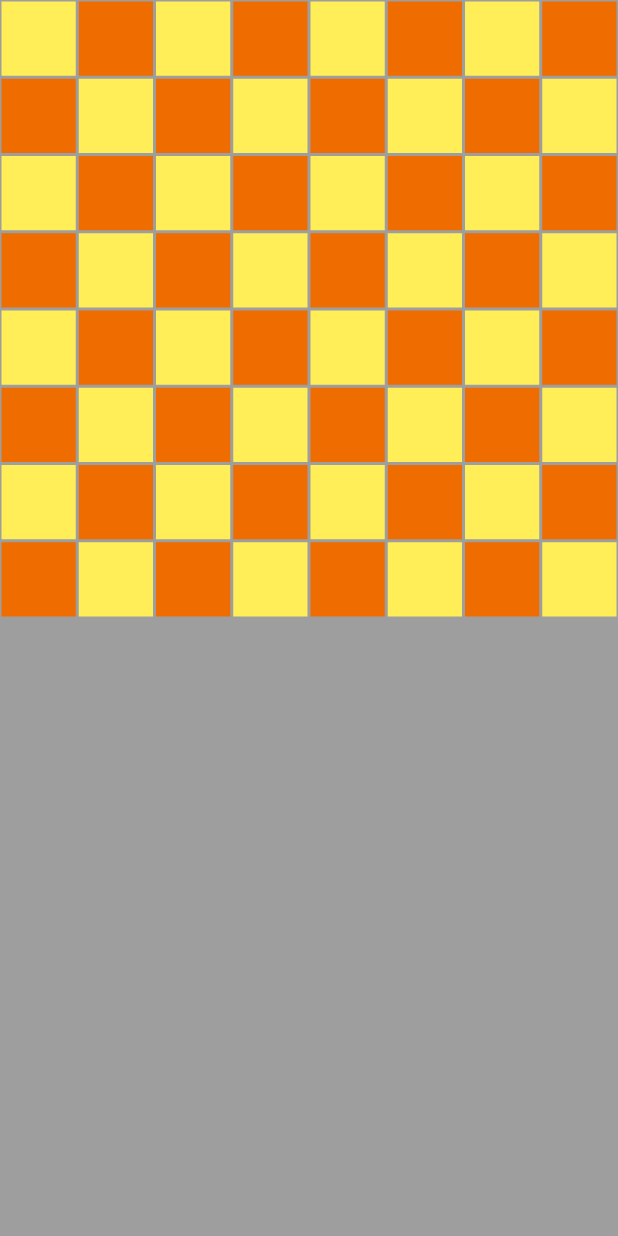
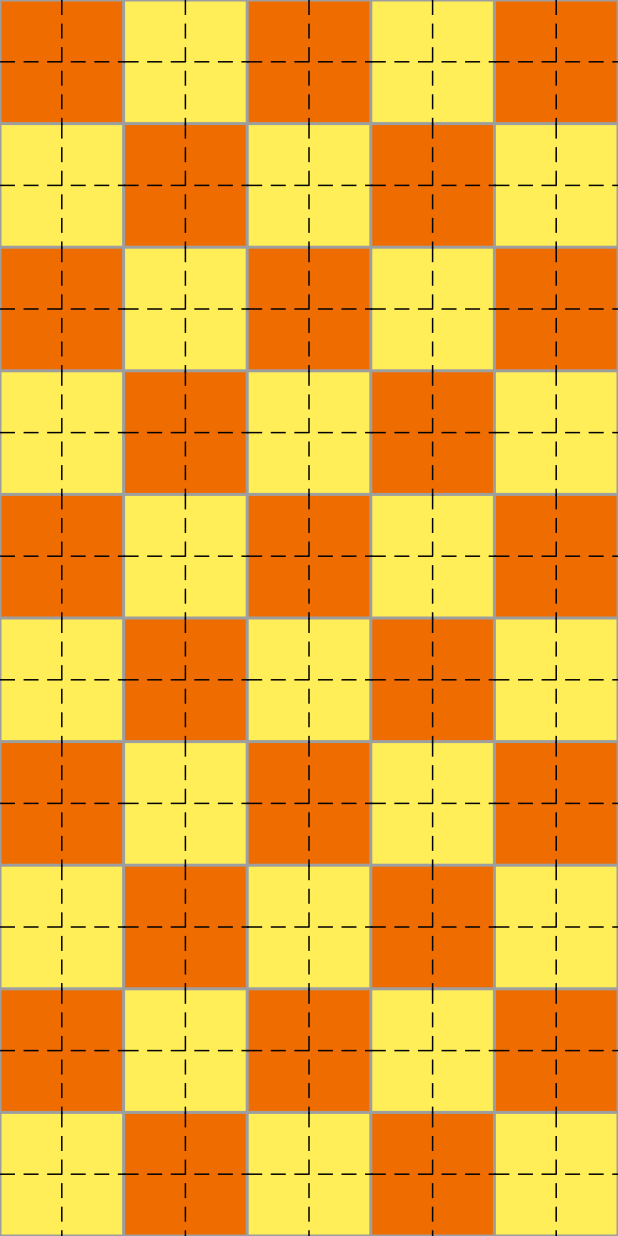
Before and after one commit to idoroiengel/pattern-generator, a Flutter app: the screen it shows after launch, on a phone screen of 412 x 824 dp. Run offline on Flutter 3.47's test engine with Material 2 defaults, Android fonts, the phone set to English and light mode, and no system bars; drawn by our look-alikes of flutter_dash.

Commit message:
- added flutter_dash dependency. - implemented preliminary argyle pattern with stitches.

```diff
--- /dev/null
+++ b/lib/argyle/argyle_with_stitch_marks.dart
@@ -0,0 +1,90 @@
+import 'package:flutter/material.dart';
+import 'package:flutter_dash/flutter_dash.dart';
+
+class ArgylePatternWithStitches extends StatefulWidget {
+  @override
+  _ArgylePatternWithStitchesState createState() =>
+      _ArgylePatternWithStitchesState();
+}
+
+class _ArgylePatternWithStitchesState
+    extends State<ArgylePatternWithStitches> {
+  var primaryColor = Colors.grey;
+  var firstColor = Colors.orange[800];
+  var secondColor = Colors.yellow[400];
+  var tilesPerRow = 5;
+  var beginRowWithFirstColor = true;
+
+  @override
+  Widget build(BuildContext context) {
+    return Scaffold(
+      body: Container(
+        color: primaryColor,
+        child: GridView.builder(
+          itemCount: 64,
+          itemBuilder: (BuildContext context, int index) {
+            return Stack(
+              children: [
+                Container(
+                  margin: EdgeInsets.all(1.0),
+                  color: determineTileColor(index),
+                ),
+                Center(
+                  child: Dash(
+                    direction: Axis.horizontal,
+                    dashColor: Colors.black,
+                    dashLength: 10.0,
+                    dashThickness: 1.0,
+                    length: 120.0,
+                    dashGap: 5,
+                  ),
+                ),
+                Center(
+                  child: Dash(
+                    direction: Axis.vertical,
+                    dashColor: Colors.black,
+                    dashLength: 10.0,
+                    dashThickness: 1.0,
+                    length: 120.0,
+                    dashGap: 5,
+                  ),
+                ),
+              ],
+            );
+          },
+          gridDelegate: SliverGridDelegateWithFixedCrossAxisCount(
+            crossAxisCount: tilesPerRow,
+          ),
+        ),
+      ),
+    );
+  }
+
+  Color determineTileColor(int index) {
+    if (tilesPerRow.isOdd) {
+      if (index % 2 == 0) {
+        return firstColor;
+      } else {
+        return secondColor;
+      }
+    } else if (tilesPerRow.isEven) {
+      if (index % tilesPerRow == 0) {
+        beginRowWithFirstColor = !beginRowWithFirstColor;
+      }
+      if (beginRowWithFirstColor) {
+        if (index % 2 == 0) {
+          return firstColor;
+        } else {
+          return secondColor;
+        }
+      } else {
+        if (index % 2 == 0) {
+          return secondColor;
+        } else {
+          return firstColor;
+        }
+      }
+    }
+    return null;
+  }
+}
--- a/lib/main.dart
+++ b/lib/main.dart
@@ -1,4 +1,5 @@
 import 'package:flutter/material.dart';
+import 'package:pattern_generator/argyle/argyle_with_stitch_marks.dart';
 import 'package:pattern_generator/argyle/basic_argyle.dart';
 
 void main() {
@@ -72,6 +73,6 @@ class _MyHomePageState extends State<MyHomePage> {
     // The Flutter framework has been optimized to make rerunning build methods
     // fast, so that you can just rebuild anything that needs updating rather
     // than having to individually change instances of widgets.
-    return ArgylePattern();
+    return ArgylePatternWithStitches();
   }
 }
--- a/pubspec.yaml
+++ b/pubspec.yaml
@@ -23,6 +23,9 @@ environment:
 dependencies:
   flutter:
     sdk: flutter
+
+  flutter_dash: ^0.0.1
+
 
 
   # The following adds the Cupertino Icons font to your application.
```
